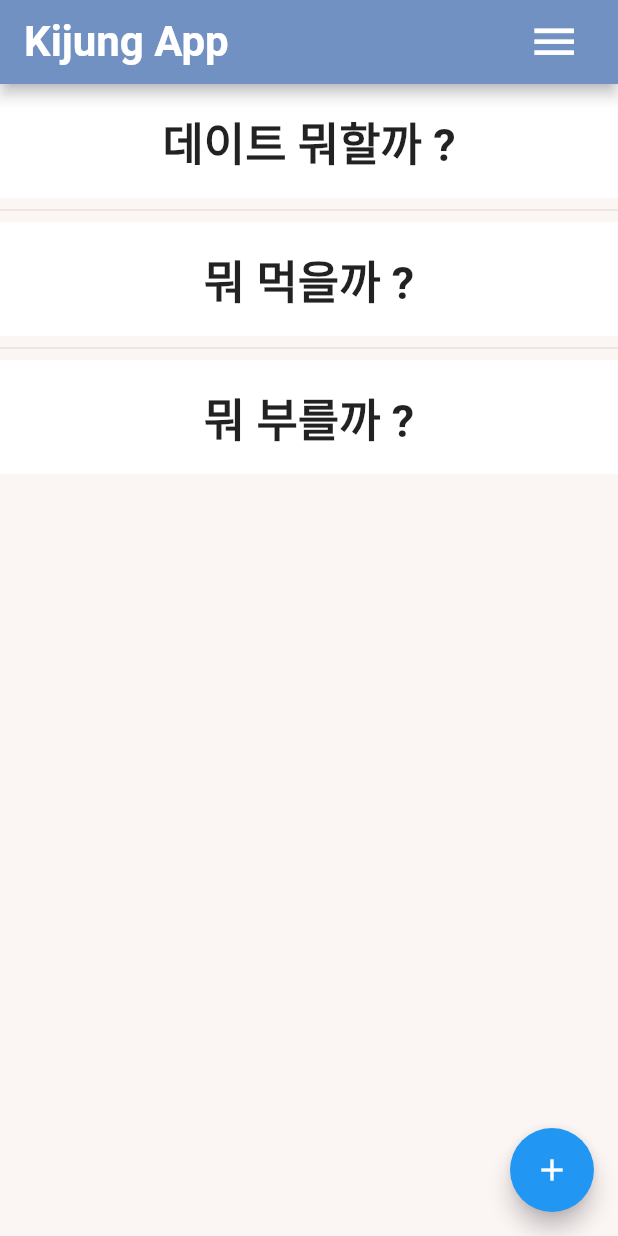
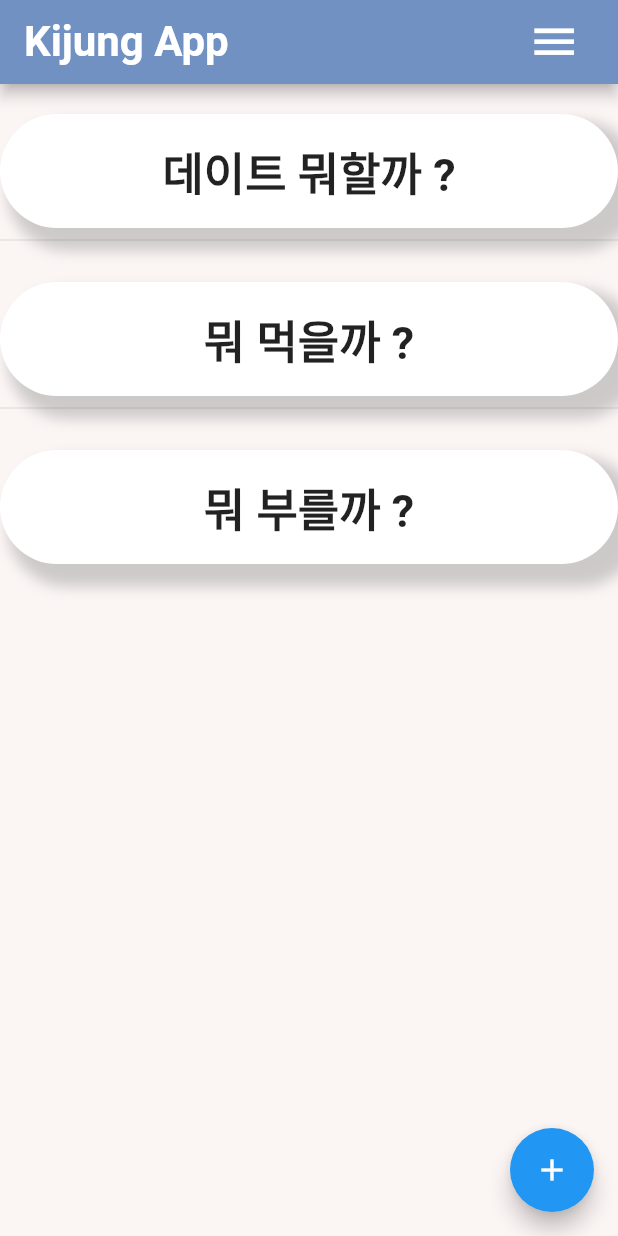
Before and after one commit to kkIIun/flutter_study, a Flutter app: the screen it shows after launch, on a phone screen of 412 x 824 dp. Run offline on Flutter 3.47's test engine with Material 2 defaults, Android fonts, the phone set to English and light mode, and no system bars.

Commit message:
chore: mainpage

```diff
--- a/lib/mainpage.dart
+++ b/lib/mainpage.dart
@@ -44,13 +44,20 @@ class _MainScreen extends State<MainScreen> {
         child: ListView.separated(
             itemBuilder: (BuildContext context, int index) {
               return Container(
-                decoration: new BoxDecoration(
-                    color: Colors.white,
-                    borderRadius:
-                        BorderRadius.all(const Radius.circular(40.0))),
+                margin: EdgeInsets.only(top: 20),
+                decoration: BoxDecoration(
+                  color: Colors.white,
+                  borderRadius: BorderRadius.circular(40),
+                  boxShadow: [
+                    BoxShadow(
+                      color: Colors.grey.withOpacity(0.5),
+                      spreadRadius: 5,
+                      blurRadius: 7,
+                      offset: Offset(10, 10),
+                    )
+                  ],
+                ),
                 height: 76,
-                width: 100,
-                color: Colors.white,
                 child: Center(
                     child: Text(
                   '${_lists[index]}',
```
